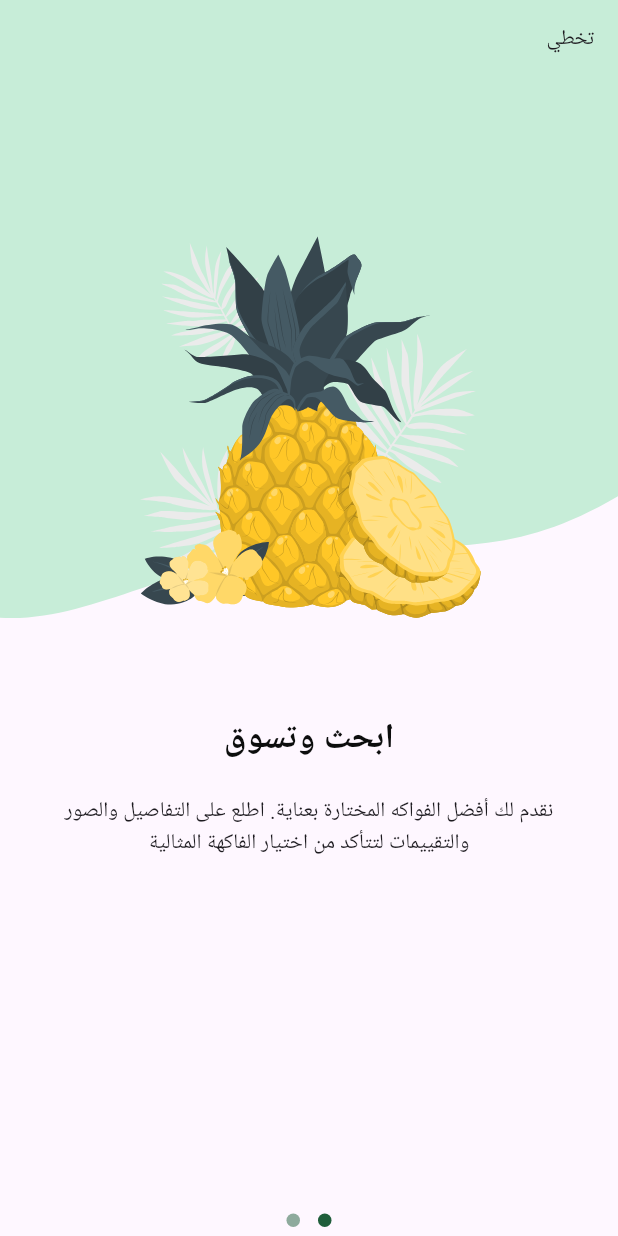
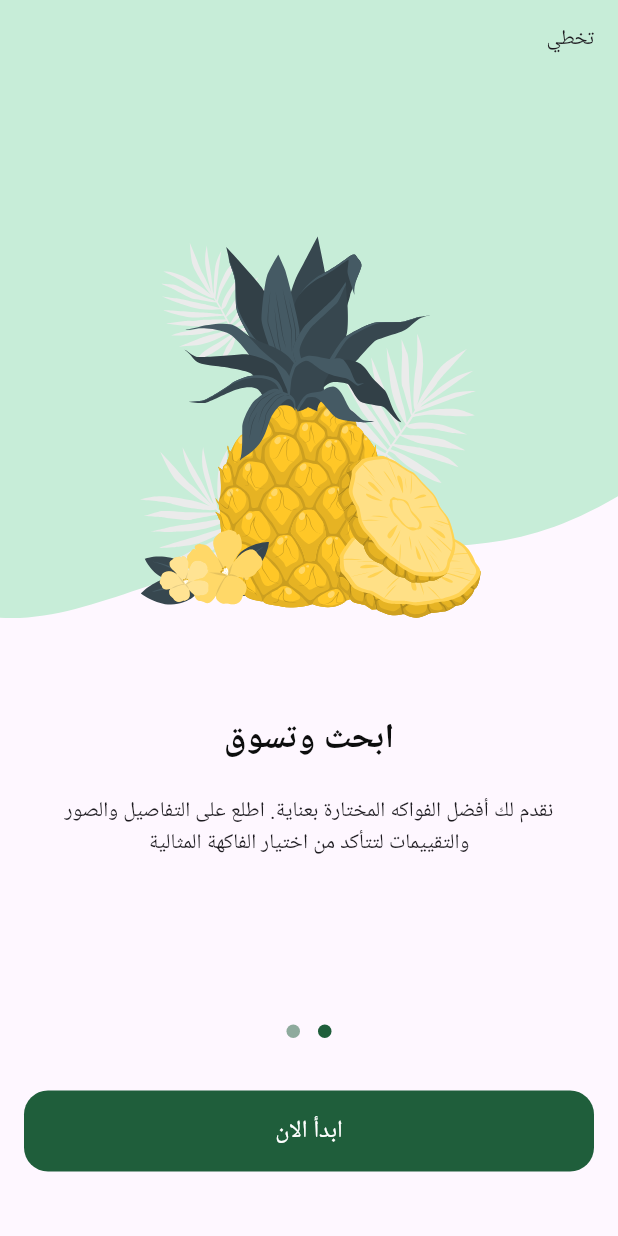
Before and after one commit to hashimsaffarini/Fruits_Hub, a Flutter app: the screen it shows after launch, swiped to page 2, on a phone screen of 412 x 824 dp. Run offline on Flutter 3.47's test engine with Material 3 defaults, Android fonts, the phone set to English and light mode, and no system bars; drawn by our look-alikes of dots_indicator; our stand-ins replace flutter_svg; Roboto replaces fonts that are missing (Cairo).

Commit message:
feat: Add horizontal padding constant and update CustomButton style

```diff
--- /dev/null
+++ b/lib/constants.dart
@@ -0,0 +1 @@
+const kHorizantalPadding = 16.0;
--- a/lib/core/widgets/custom_button.dart
+++ b/lib/core/widgets/custom_button.dart
@@ -1,4 +1,5 @@
 import 'package:flutter/material.dart';
+import 'package:fruits_hub/core/utils/app_colors.dart';
 
 class CustomButton extends StatelessWidget {
   const CustomButton({super.key, required this.onPressed, required this.text});
@@ -6,9 +7,25 @@ class CustomButton extends StatelessWidget {
   final String text;
   @override
   Widget build(BuildContext context) {
-    return TextButton(
-      onPressed: onPressed,
-      child: Text(text),
+    return SizedBox(
+      width: double.infinity,
+      height: 54,
+      child: TextButton(
+        style: TextButton.styleFrom(
+          shape: RoundedRectangleBorder(
+            borderRadius: BorderRadius.circular(16),
+          ),
+          backgroundColor: AppColors.primaryColor,
+        ),
+        onPressed: onPressed,
+        child: Text(
+          text,
+          style: const TextStyle(
+            color: Colors.white,
+            fontSize: 16,
+          ),
+        ),
+      ),
     );
   }
 }
--- a/lib/features/on_boarding/ui/widgets/on_boarding_view_body.dart
+++ b/lib/features/on_boarding/ui/widgets/on_boarding_view_body.dart
@@ -1,6 +1,8 @@
 import 'package:dots_indicator/dots_indicator.dart';
 import 'package:flutter/material.dart';
+import 'package:fruits_hub/constants.dart';
 import 'package:fruits_hub/core/utils/app_colors.dart';
+import 'package:fruits_hub/core/widgets/custom_button.dart';
 import 'package:fruits_hub/features/on_boarding/ui/widgets/on_boarding_page_view.dart';
 
 class OnBoardingViewBody extends StatelessWidget {
@@ -20,6 +22,15 @@ class OnBoardingViewBody extends StatelessWidget {
             activeColor: AppColors.primaryColor,
           ),
         ),
+        const SizedBox(height: 29),
+        Padding(
+          padding: const EdgeInsets.symmetric(horizontal: kHorizantalPadding),
+          child: CustomButton(
+            onPressed: () {},
+            text: 'ابدأ الان',
+          ),
+        ),
+        const SizedBox(height: 43),
       ],
     );
   }
```
